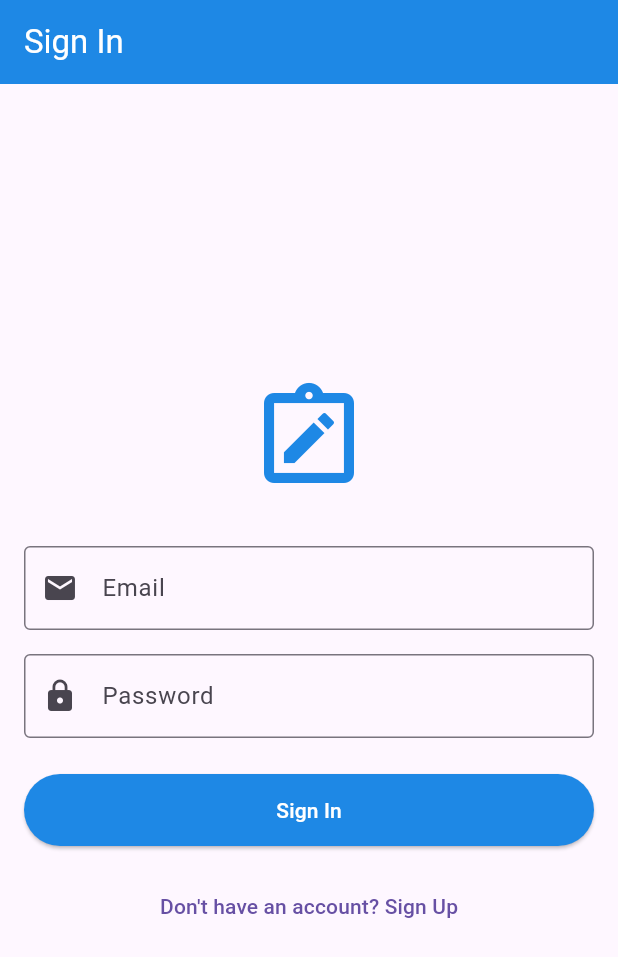
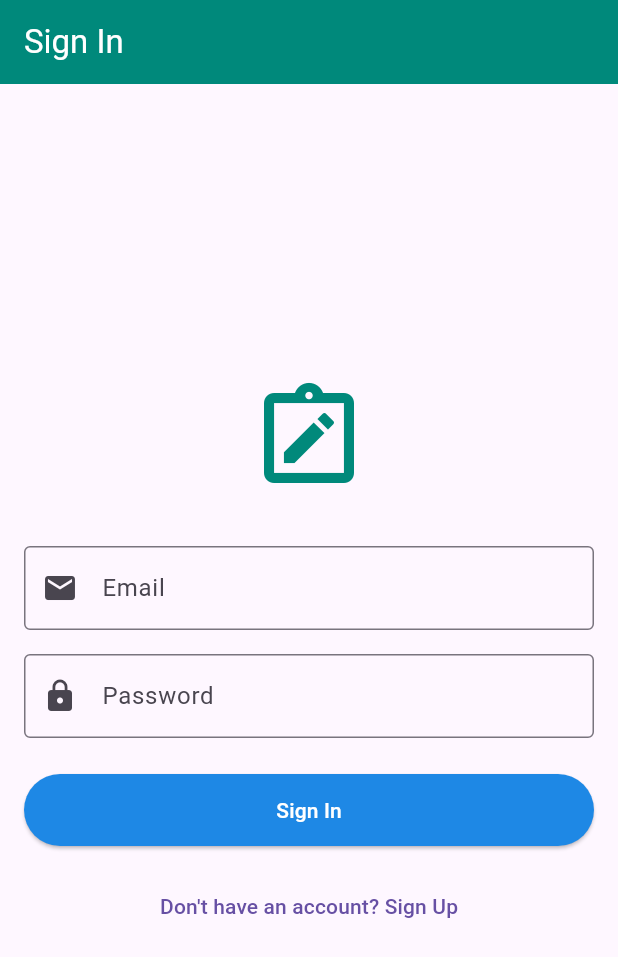
Before and after one commit to AngeNicole/notes_taker_app, a Flutter app: the screen it shows after launch, on a phone screen of 412 x 824 dp. Shown: the top 957 px of the screen. Run offline on Flutter 3.47's test engine with Material 3 defaults, Android fonts, the phone set to English and light mode, and no system bars; our stand-ins replace cloud_firestore, firebase_auth, firebase_core, flutter_riverpod; accounts and stored records are empty.

Commit message:
Update auth_screen.dart

```diff
--- a/lib/screens/auth_screen.dart
+++ b/lib/screens/auth_screen.dart
@@ -30,7 +30,7 @@ class _AuthScreenState extends ConsumerState<AuthScreen> {
     return Scaffold(
       appBar: AppBar(
         title: Text(_isSignUp ? 'Sign Up' : 'Sign In'),
-        backgroundColor: Colors.blue[600],
+        backgroundColor: Colors.teal[600],
         foregroundColor: Colors.white,
       ),
       body: Padding(
@@ -40,7 +40,7 @@ class _AuthScreenState extends ConsumerState<AuthScreen> {
           child: Column(
             mainAxisAlignment: MainAxisAlignment.center,
             children: [
-              Icon(Icons.note_alt_outlined, size: 80, color: Colors.blue[600]),
+              Icon(Icons.note_alt_outlined, size: 80, color: Colors.teal[600]),
               const SizedBox(height: 32),
               TextFormField(
                 controller: _emailController,
```
